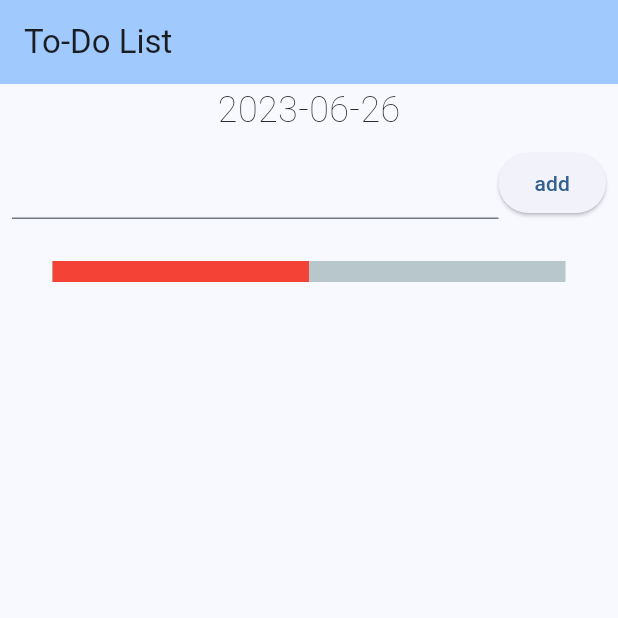
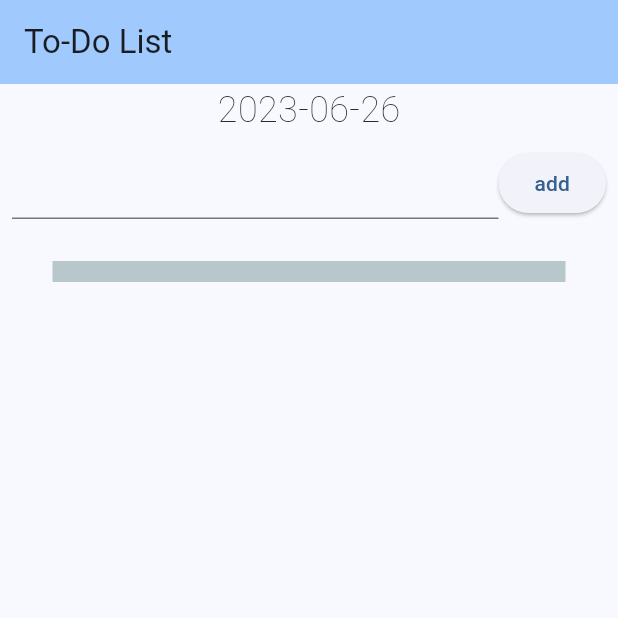
Before and after one commit to foundaway98/flutter_todo_list, a Flutter app: the screen it shows after launch, on a phone screen of 412 x 824 dp, the top half of it. Run offline on Flutter 3.47's test engine with Material 2 defaults, Android fonts, the phone set to English and light mode, and no system bars; drawn by our look-alikes of percent_indicator.

Commit message:
작업 완료 기능 및 왼료 퍼센트 나타내기 기능 구현

```diff
--- a/lib/main.dart
+++ b/lib/main.dart
@@ -38,8 +38,11 @@ class MyHomePage extends StatefulWidget {
 class _MyHomePageState extends State<MyHomePage> {
   final _textController = TextEditingController();
   List<String> tasks = [];
+  List completeTaskFlags = [];
+
   bool isModifying = false;
   int modifyingIndex = 0;
+  double percent = 0.0;
 
   String getToday() {
     DateTime now = DateTime.now();
@@ -84,6 +87,7 @@ class _MyHomePageState extends State<MyHomePage> {
                                 })
                               : setState(() {
                                   tasks.add(_textController.text);
+                                  completeTaskFlags.add(0);
                                   _textController.clear();
                                 });
                         },
@@ -99,13 +103,11 @@ class _MyHomePageState extends State<MyHomePage> {
                     LinearPercentIndicator(
                       width: MediaQuery.of(context).size.width - 50,
                       lineHeight: 14.0,
-                      percent: 0.5,
+                      percent: percent,
                     ),
                   ],
                 ),
               ),
-              Column(
-                children: [
               for (var i = 0; i < tasks.length; i++)
                 Row(
                   children: [
@@ -113,14 +115,31 @@ class _MyHomePageState extends State<MyHomePage> {
                       child: TextButton(
                         style: TextButton.styleFrom(
                           shape: const RoundedRectangleBorder(
-                                    borderRadius:
-                                        BorderRadius.all(Radius.zero))),
-                            onPressed: () {},
+                            borderRadius: BorderRadius.all(Radius.zero),
+                          ),
+                        ),
+                        onPressed: () {
+                          setState(() {
+                            int completeTaskCnt = 0;
+                            completeTaskFlags[i] == 1
+                                ? completeTaskFlags[i] = 0
+                                : completeTaskFlags[i] = 1;
+
+                            for (i in completeTaskFlags) {
+                              if (i == 1) {
+                                completeTaskCnt += 1;
+                              }
+                            }
+                            percent = (completeTaskCnt / tasks.length);
+                          });
+                        },
                         child: Padding(
                           padding: const EdgeInsets.all(8.0),
                           child: Row(
                             children: [
-                                  const Icon(
+                              completeTaskFlags[i] == 1
+                                  ? const Icon(Icons.check_box_rounded)
+                                  : const Icon(
                                       Icons.check_box_outline_blank_rounded),
                               Text(tasks[i]),
                             ],
@@ -146,11 +165,10 @@ class _MyHomePageState extends State<MyHomePage> {
                           : () {
                               setState(() {
                                 tasks.remove(tasks[i]);
+                                completeTaskFlags.remove(completeTaskFlags[i]);
                               });
                             },
                       child: const Text("삭제"),
-                        ),
-                      ],
                     ),
                   ],
                 ),
```
Lines whose indentation alone changed are shown as unchanged.
